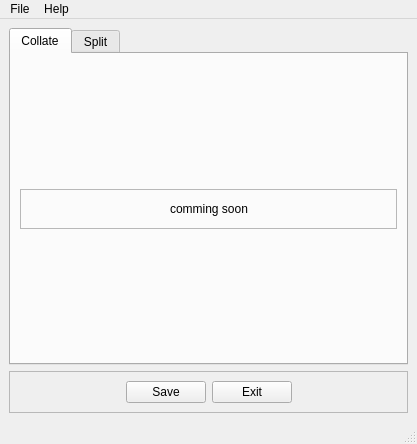
First picture: the form in frmmain.ui, repository gerald-b/vcard_cas, before the edit.
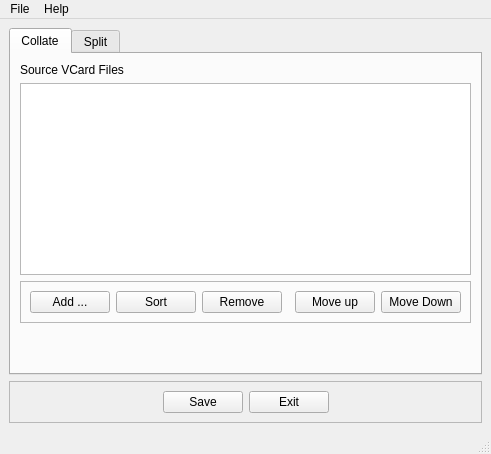
Second picture: the form after the edit.

Commit message: Setting up the layout for collate tab

Patch:
```diff
--- a/frmmain.ui
+++ b/frmmain.ui
@@ -6,8 +6,8 @@
    <rect>
     <x>0</x>
     <y>0</y>
-    <width>417</width>
-    <height>444</height>
+    <width>491</width>
+    <height>454</height>
    </rect>
   </property>
   <property name="windowTitle">
@@ -26,17 +26,14 @@
        </attribute>
        <layout class="QVBoxLayout" name="verticalLayout_3">
         <item>
-         <spacer name="verticalSpacer_3">
-          <property name="orientation">
-           <enum>Qt::Vertical</enum>
+         <widget class="QLabel" name="lblColTitle">
+          <property name="text">
+           <string>Source VCard Files</string>
           </property>
-          <property name="sizeHint" stdset="0">
-           <size>
-            <width>20</width>
-            <height>40</height>
-           </size>
-          </property>
-         </spacer>
+         </widget>
+        </item>
+        <item>
+         <widget class="QListView" name="listView"/>
         </item>
         <item>
          <widget class="QFrame" name="frame_3">
@@ -47,6 +44,27 @@
            <enum>QFrame::Raised</enum>
           </property>
           <layout class="QHBoxLayout" name="horizontalLayout_3">
+           <item>
+            <widget class="QPushButton" name="btnColAdd">
+             <property name="text">
+              <string>Add ...</string>
+             </property>
+            </widget>
+           </item>
+           <item>
+            <widget class="QPushButton" name="btnColSort">
+             <property name="text">
+              <string>Sort</string>
+             </property>
+            </widget>
+           </item>
+           <item>
+            <widget class="QPushButton" name="btnColRemove">
+             <property name="text">
+              <string>Remove</string>
+             </property>
+            </widget>
+           </item>
            <item>
             <spacer name="horizontalSpacer_5">
              <property name="orientation">
@@ -61,24 +79,18 @@
             </spacer>
            </item>
            <item>
-            <widget class="QLabel" name="label">
+            <widget class="QPushButton" name="btnColMoveUp">
              <property name="text">
-              <string>comming soon</string>
+              <string>Move up</string>
              </property>
             </widget>
            </item>
            <item>
-            <spacer name="horizontalSpacer_6">
-             <property name="orientation">
-              <enum>Qt::Horizontal</enum>
+            <widget class="QPushButton" name="pushButton_3">
+             <property name="text">
+              <string>Move Down</string>
              </property>
-             <property name="sizeHint" stdset="0">
-              <size>
-               <width>40</width>
-               <height>20</height>
-              </size>
-             </property>
-            </spacer>
+            </widget>
            </item>
           </layout>
          </widget>
@@ -247,7 +259,7 @@
     <rect>
      <x>0</x>
      <y>0</y>
-     <width>417</width>
+     <width>491</width>
      <height>19</height>
     </rect>
    </property>
```
